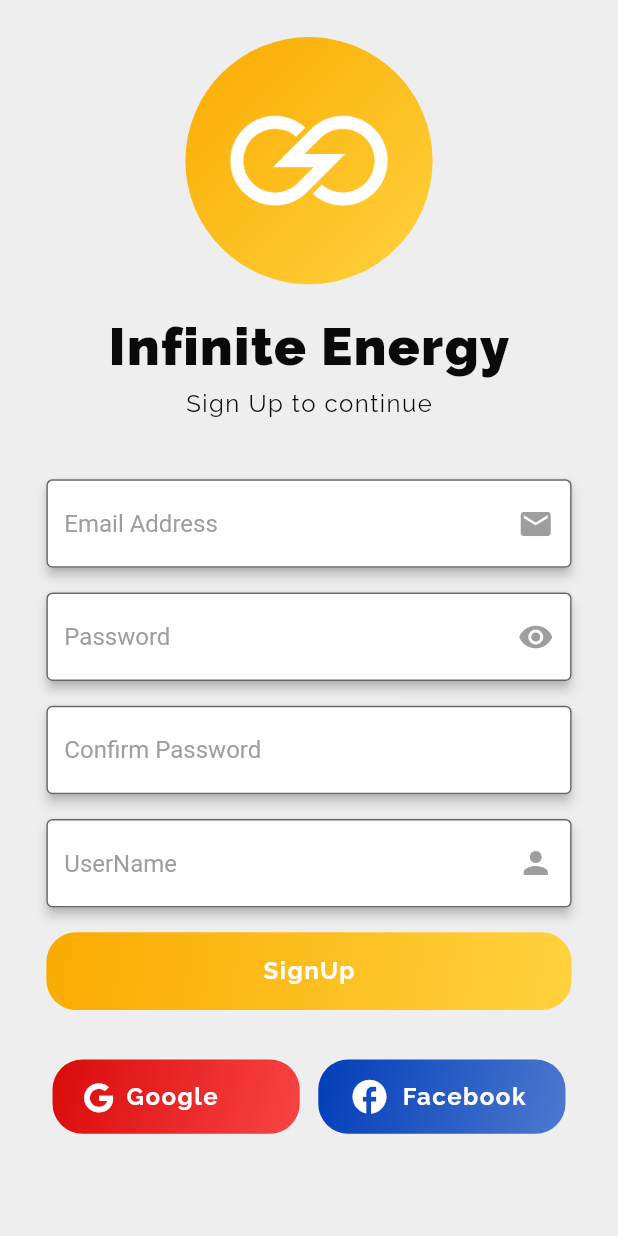
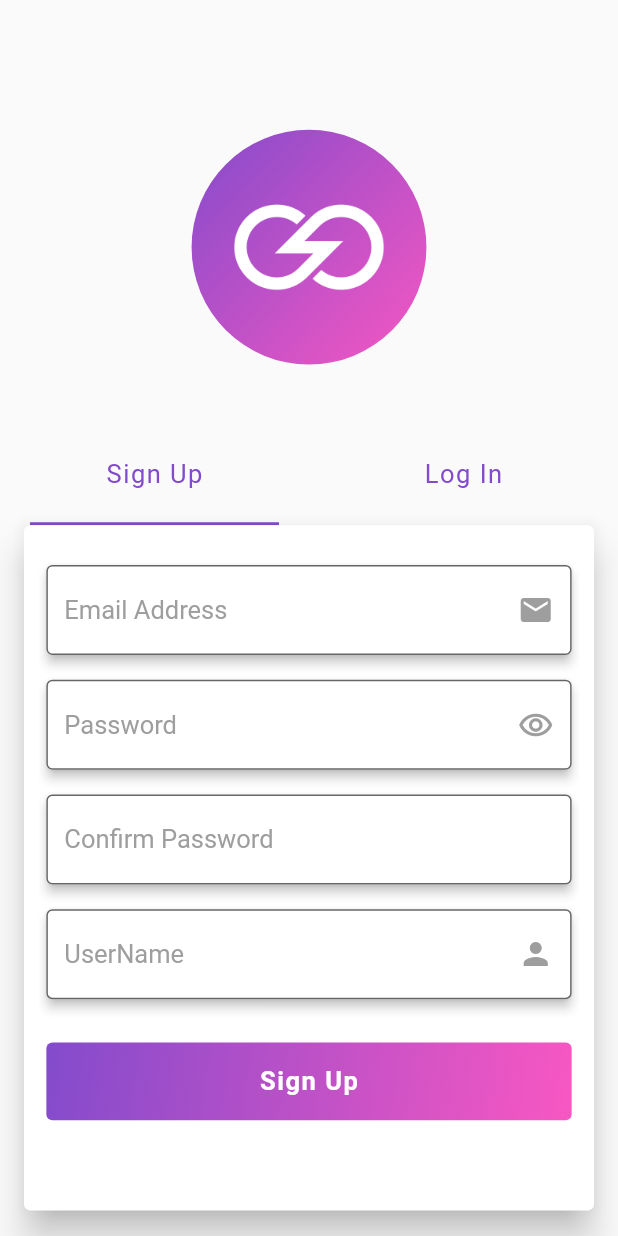
Before and after one commit to anasssanba1/e_commerce_app, a Flutter app: the screen it shows after launch, on a phone screen of 412 x 824 dp. Run offline on Flutter 3.47's test engine with Material 2 defaults, Android fonts, the phone set to English and light mode, and no system bars; our stand-ins replace firebase_auth, firebase_core, font_awesome_flutter, get, google_fonts; accounts and stored records are empty.

Commit message:
handling errors and edit ui

```diff
--- a/lib/constants/app_colors.dart
+++ b/lib/constants/app_colors.dart
@@ -4,12 +4,13 @@ import 'package:flutter/material.dart';
 class AppColors {
   static const Color kBlack = Color(0xFF0A0A0A);
   static const Color kWhite = Color(0xffFFFFFF);
-  static const Color kAmber = Color(0xFFFAAB00);
-  static const Color kAmberShade = Color(0xFFFFD23E);
+  static const Color primaryColor = Color(0xFF834BCC);
+  static const Color secondaryColor = Color(0xFFF857C2);
   static const Color ktextHintColor = Colors.grey;
   static const Color kiconColor = Colors.grey;
   static const Color kBlue = Color(0xFF003DB8);
   static const Color kBlueShade = Color(0xFF4D79CF);
   static const Color kRed = Color(0xFFDA0A0A);
   static const Color kRedShade = Color(0xFFF84545);
+  static const Color errorColor = Color(0xFFDA0A0A);
 }
--- a/lib/constants/font_sizes.dart
+++ b/lib/constants/font_sizes.dart
@@ -2,8 +2,9 @@ import 'package:flutter/cupertino.dart';
 
 class FontSizes {
   static const double bigTitle = 35;
+  static const double bigSize = 25;
   static const double title = 20;
-  static const double middleSize = 16;
+  static const double middleSize = 17;
   static const double smallSize = 14;
   static const double tinySize = 12;
 }
--- a/lib/features/authentication/controllers/auth_controller.dart
+++ b/lib/features/authentication/controllers/auth_controller.dart
@@ -1,13 +1,18 @@
 import 'package:e_commerce/features/authentication/modules/user_state.dart';
+import 'package:e_commerce/routes/routes.dart';
 import 'package:e_commerce/services/firebase/auth_service.dart';
 import 'package:firebase_auth/firebase_auth.dart';
 import 'package:flutter/cupertino.dart';
 import 'package:get/state_manager.dart';
+import 'package:get/route_manager.dart';
 
 class AuthController extends GetxController {
-  RxBool isloading = false.obs;
-  final userEmailput = TextEditingController();
-  final userPasswordlput = TextEditingController();
+  RxBool isLoadingSignUp = false.obs;
+  RxBool isLoadingSignIn = false.obs;
+  final userEmailIputSignUp = TextEditingController();
+  final userPasswordIlputSignUp = TextEditingController();
+  final userEmailInputLogin = TextEditingController();
+  final userPasswordInputLogin = TextEditingController();
   final AuthService _authService;
   AuthController(this._authService);
   bool get isAuthenticated {
@@ -18,10 +23,37 @@ class AuthController extends GetxController {
     }
   }
 
-  Future<void> signUp() async {
-    isloading(true);
-    await _authService.signUp(userEmailput.text, userPasswordlput.text);
-    isloading(false);
+  @override
+  void onInit() {
+    super.onInit();
+    _authService.authStateStream.listen((User? user) {
+      if (user != null) {
+        Get.toNamed(Routes.homePage);
+      }
+    });
+  }
+
+  @override
+  void onClose() {
+    super.onClose();
+    userEmailIputSignUp.dispose();
+    userPasswordIlputSignUp.dispose();
+    userEmailInputLogin.dispose();
+    userPasswordInputLogin.dispose();
+  }
+
+  Future<void> signUp(BuildContext context) async {
+    isLoadingSignUp(true);
+    await _authService.signUp(
+        userEmailIputSignUp.text, userPasswordIlputSignUp.text, context);
+    isLoadingSignUp(false);
+  }
+
+  Future<void> signIn(BuildContext context) async {
+    isLoadingSignIn(true);
+    await _authService.SignIn(
+        userEmailInputLogin.text, userPasswordInputLogin.text, context);
+    isLoadingSignIn(false);
   }
 
   void signOut() => _authService.signOut();
--- a/lib/features/authentication/views/sign_up_page.dart
+++ b/lib/features/authentication/views/sign_up_page.dart
@@ -1,10 +1,9 @@
 import 'package:e_commerce/constants/app_colors.dart';
 import 'package:e_commerce/constants/font_sizes.dart';
 import 'package:e_commerce/features/authentication/controllers/auth_controller.dart';
+import 'package:e_commerce/features/authentication/views/log_in_page.dart';
 import 'package:e_commerce/features/authentication/widgets/app_logo.dart';
 import 'package:e_commerce/features/authentication/widgets/email_from.dart';
-import 'package:e_commerce/features/authentication/widgets/facebook_sign_in_button.dart';
-import 'package:e_commerce/features/authentication/widgets/google_sign_in_button.dart';
 import 'package:e_commerce/features/authentication/widgets/password_from.dart';
 import 'package:e_commerce/features/authentication/widgets/sign_up_button.dart';
 import 'package:e_commerce/services/firebase/auth_service.dart';
@@ -25,34 +24,73 @@ class SignUpPage extends StatelessWidget {
     return Scaffold(
       resizeToAvoidBottomInset: true,
       body: SingleChildScrollView(
+        child: DefaultTabController(
+          length: 2,
           child: Column(
             crossAxisAlignment: CrossAxisAlignment.center,
             children: [
               SizedBox(
-              height: Responsive.screenHeight(3, context),
+                height: Responsive.screenHeight(7, context),
               ),
-            const AppLogo(),
+              //const AppLogo(),
               SizedBox(
                 height: Responsive.screenHeight(2.5, context),
-            ),
-            Container(
-              alignment: Alignment.center,
-              child: AppText(
-                text: 'Infinite Energy',
-                color: AppColors.kBlack,
-                fontSize: FontSizes.bigTitle,
-                fontWeight: FontWeights.extraBold,
-              ),
               ),
               SizedBox(
                 height: Responsive.screenHeight(1, context),
               ),
-            AppText(
-                text: 'Sign Up to continue',
-                fontSize: FontSizes.middleSize,
-                color: AppColors.kBlack),
+              const AppLogo(),
               SizedBox(
                 height: Responsive.screenHeight(5, context),
+              ),
+              Container(
+                height: Responsive.screenHeight(8, context),
+                child: Theme(
+                  data: ThemeData(
+                    highlightColor: Colors.transparent,
+                    splashColor: Colors.transparent,
+                  ),
+                  child: TabBar(
+                    indicator: UnderlineTabIndicator(
+                      borderSide: BorderSide(
+                        width: 2,
+                        color: AppColors.primaryColor,
+                      ),
+                      insets: EdgeInsets.symmetric(horizontal: 20),
+                    ),
+                    tabs: [
+                      Tab(
+                        child: AppText(
+                          text: 'Sign Up',
+                          fontSize: FontSizes.middleSize,
+                          color: AppColors.primaryColor,
+                        ),
+                      ),
+                      Tab(
+                        child: AppText(
+                          text: 'Log In',
+                          fontSize: FontSizes.middleSize,
+                          color: AppColors.primaryColor,
+                        ),
+                      ),
+                    ],
+                  ),
+                ),
+              ),
+              Card(
+                margin: EdgeInsets.symmetric(horizontal: 16),
+                color: AppColors.kWhite,
+                elevation: 10,
+                child: Padding(
+                  padding: const EdgeInsets.all(10.0),
+                  child: SizedBox(
+                    height: Responsive.screenHeight(53, context),
+                    child: TabBarView(
+                      children: [
+                        Column(
+                          children: [
+                            SizedBox(
+                              height: Responsive.screenHeight(2, context),
                             ),
                             EmailForm(),
                             SizedBox(
@@ -75,23 +113,20 @@ class SignUpPage extends StatelessWidget {
                               icon: Icons.person,
                             ),
                             SizedBox(
-              height: Responsive.screenHeight(2, context),
+                              height: Responsive.screenHeight(3.5, context),
                             ),
                             SignUpButton(),
-            SizedBox(
-              height: Responsive.screenHeight(4, context),
+
+                          ],
                         ),
-            Row(
-              mainAxisAlignment: MainAxisAlignment.center,
-              children: [
-                const GoogleSignInButton(),
-                SizedBox(
-                  width: Responsive.screenWidth(3, context),
+                        LogInPage(),
+                      ],
                     ),
-                const FacebookSignInButton(),
-              ],
+                  ),
+                ),
               )
             ],
+          ),
         ),
       ),
     );
--- a/lib/features/authentication/widgets/app_logo.dart
+++ b/lib/features/authentication/widgets/app_logo.dart
@@ -11,15 +11,15 @@ class AppLogo extends StatelessWidget {
   @override
   Widget build(BuildContext context) {
     return Container(
-      height: Responsive.screenHeight(20, context),
+      height: Responsive.screenHeight(19, context),
       width: Responsive.screenWidth(40, context),
       decoration: BoxDecoration(
         gradient: LinearGradient(
           begin: Alignment.topLeft,
           end: Alignment.bottomRight,
           colors: [
-            AppColors.kAmber,
-            AppColors.kAmberShade,
+            AppColors.primaryColor,
+            AppColors.secondaryColor,
           ],
         ),
         shape: BoxShape.circle,
--- a/lib/features/authentication/widgets/email_from.dart
+++ b/lib/features/authentication/widgets/email_from.dart
@@ -8,7 +8,7 @@ class EmailForm extends StatelessWidget {
   @override
   Widget build(BuildContext context) {
     return AppFrom(
-      textEditController: _authController.userEmailput,
+      textEditController: _authController.userEmailIputSignUp,
       hintText: 'Email Address',
       icon: Icons.email,
     );
--- a/lib/features/authentication/widgets/password_from.dart
+++ b/lib/features/authentication/widgets/password_from.dart
@@ -12,9 +12,9 @@ class PasswordForm extends StatelessWidget {
   @override
   Widget build(BuildContext context) {
     return AppFrom(
-      textEditController: _authController.userPasswordlput,
+      textEditController: _authController.userPasswordIlputSignUp,
       hintText: 'Password',
-      icon: Icons.remove_red_eye_rounded,
+      icon: Icons.remove_red_eye_outlined,
     );
   }
 }
--- a/lib/features/authentication/widgets/sign_up_button.dart
+++ b/lib/features/authentication/widgets/sign_up_button.dart
@@ -22,34 +22,12 @@ class SignUpButton extends StatelessWidget {
     return Obx(
       () => AppButton(
         onPressed: () async {
-          await _authController.signUp();
+          await _authController.signUp(context);
           if (_authController.isAuthenticated) {
             Navigator.pushNamed(context, Routes.homePage);
-          } else {
-            showDialog(
-              context: context,
-              builder: (context) => AlertDialog(
-                title: AppText(
-                    text: 'Error',
-                    fontSize: FontSizes.bigTitle,
-                    color: AppColors.kBlack),
-                actions: [
-                  TextButton(
-                    onPressed: () {
-                      Navigator.pop(context);
-                    },
-                    child: AppText(
-                      text: 'OK',
-                      fontSize: FontSizes.middleSize,
-                      color: AppColors.kAmber,
-                    ),
-                  )
-                ],
-              ),
-            );
           }
         },
-        child: _authController.isloading.value
+        child: _authController.isLoadingSignUp.value
             ? Center(
                 child: SizedBox(
                   height: 25,
@@ -60,13 +38,13 @@ class SignUpButton extends StatelessWidget {
                 ),
               )
             : AppText(
-                text: 'SignUp',
+                text: 'Sign Up',
                 color: AppColors.kWhite,
                 fontSize: FontSizes.middleSize,
                 fontWeight: FontWeights.bold,
               ),
-        color: AppColors.kAmber,
-        secondColor: AppColors.kAmberShade,
+        color: AppColors.primaryColor,
+        secondColor: AppColors.secondaryColor,
       ),
     );
   }
--- a/lib/main.dart
+++ b/lib/main.dart
@@ -1,24 +1,25 @@
-import 'package:e_commerce/features/authentication/views/sign_up_page.dart';
+import 'package:e_commerce/features/authentication/controllers/auth_controller.dart';
 import 'package:e_commerce/routes/routes.dart';
+import 'package:e_commerce/services/firebase/auth_service.dart';
 
 import 'package:firebase_core/firebase_core.dart';
 import 'package:flutter/material.dart';
+import 'package:get/get.dart';
 
 void main() async {
   WidgetsFlutterBinding.ensureInitialized();
   await Firebase.initializeApp();
+
   runApp(MyApp());
 }
 
 class MyApp extends StatelessWidget {
   @override
   Widget build(BuildContext context) {
-    return MaterialApp(
+    return GetMaterialApp(
       debugShowCheckedModeBanner: false,
       title: 'Material App',
-      theme: ThemeData(
-        scaffoldBackgroundColor: Colors.grey.shade200,
-      ),
+      theme: ThemeData(),
       initialRoute: Routes.signUpPage,
       routes: Routes.routes(context),
     );
--- a/lib/routes/routes.dart
+++ b/lib/routes/routes.dart
@@ -5,7 +5,7 @@ import 'package:flutter/cupertino.dart';
 import 'package:flutter/material.dart';
 
 class Routes {
-  static const String signUpPage = '/';
+  static const String signUpPage = '/signuppage';
   static const String homePage = '/homepage';
   static routes(BuildContext context) {
     return {
--- a/lib/shared/app_button.dart
+++ b/lib/shared/app_button.dart
@@ -13,7 +13,8 @@ class AppButton extends StatelessWidget {
     Key? key,
     required Widget this.child,
     required Color this.color,
-    required Color this.secondColor, required this.onPressed,
+    required Color this.secondColor,
+    required this.onPressed,
   }) : super(key: key);
 
   @override
@@ -23,7 +24,7 @@ class AppButton extends StatelessWidget {
       child: Container(
         width: Responsive.screenWidth(85, context),
         decoration: BoxDecoration(
-          borderRadius: BorderRadius.circular(20),
+          borderRadius: BorderRadius.circular(4),
           gradient: LinearGradient(
             begin: Alignment.topLeft,
             end: Alignment.bottomRight,
--- a/lib/shared/app_form.dart
+++ b/lib/shared/app_form.dart
@@ -23,6 +23,10 @@ class AppFrom extends StatelessWidget {
       child: SizedBox(
         width: Responsive.screenWidth(85, context),
         child: TextFormField(
+          style: GoogleFonts.aBeeZee(
+            color: AppColors.kBlack,
+            fontSize: FontSizes.middleSize,
+          ),
           cursorColor: AppColors.kBlack,
           controller: textEditController,
           decoration: InputDecoration(
@@ -42,7 +46,7 @@ class AppFrom extends StatelessWidget {
             focusedBorder: OutlineInputBorder(
               borderRadius: BorderRadius.circular(4),
               borderSide: const BorderSide(
-                color: AppColors.kAmber,
+                color: AppColors.primaryColor,
               ),
             ),
           ),
--- a/lib/shared/app_text.dart
+++ b/lib/shared/app_text.dart
@@ -21,7 +21,7 @@ class AppText extends StatelessWidget {
     return Text(
       text,
       textAlign: textAlign,
-      style: GoogleFonts.raleway(
+      style: GoogleFonts.aBeeZee(
         color: color,
         fontSize: fontSize,
         fontWeight: fontWeight,
```
Also changed, not shown: lib/features/authentication/views/log_in_page.dart (added, +86 -0 lines), lib/services/firebase/auth_service.dart (+58 -14 lines), lib/shared/dialogs.dart (added, +54 -0 lines). Lines whose indentation alone changed are shown as unchanged.
